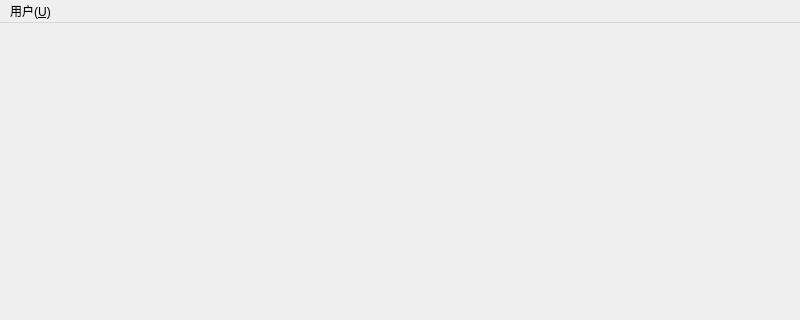
Above: frm_user.ui from zhongjf25/Airline-Reservation-System before the change; both pictures show x 0 to 800 and y 0 to 320 of the 800 by 600 pixel window. Below: the same form after it.
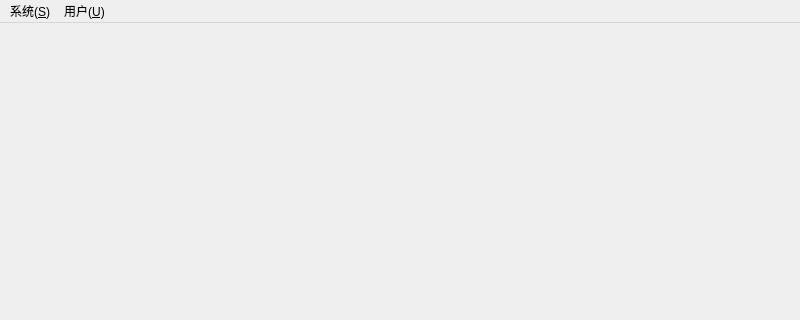
That is the form after the change.

```diff
--- a/frm_user.ui
+++ b/frm_user.ui
@@ -29,6 +29,13 @@
     </property>
     <addaction name="act_logout"/>
    </widget>
+   <widget class="QMenu" name="menu_S">
+    <property name="title">
+     <string>系统(&amp;S)</string>
+    </property>
+    <addaction name="action_2"/>
+   </widget>
+   <addaction name="menu_S"/>
    <addaction name="menu"/>
   </widget>
   <widget class="QStatusBar" name="statusbar"/>
```
Left out of the diff: 11 changed lines with no effect on the pictures.
